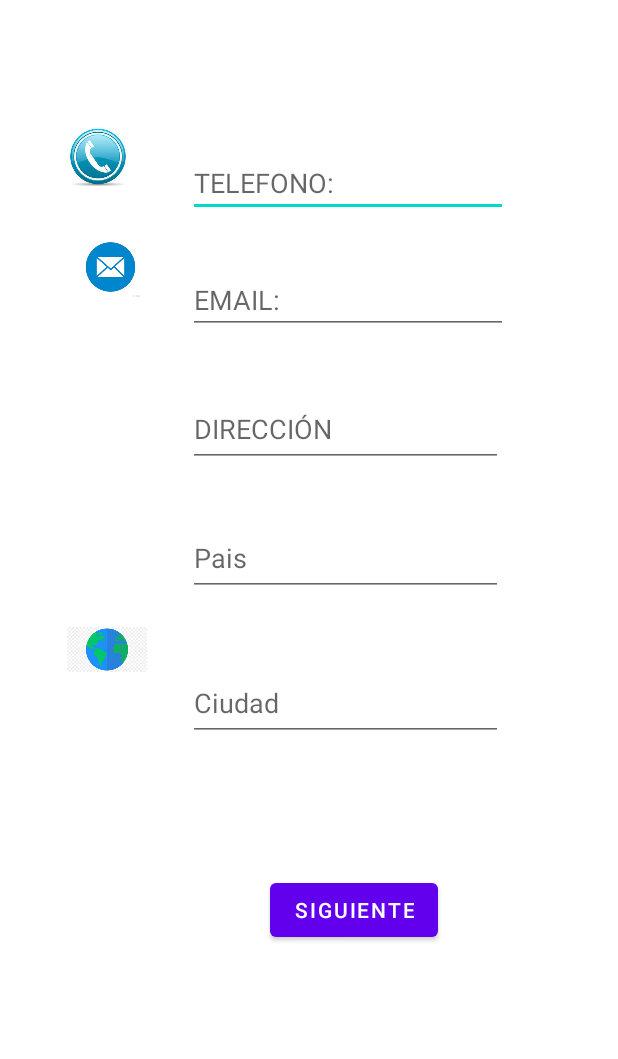
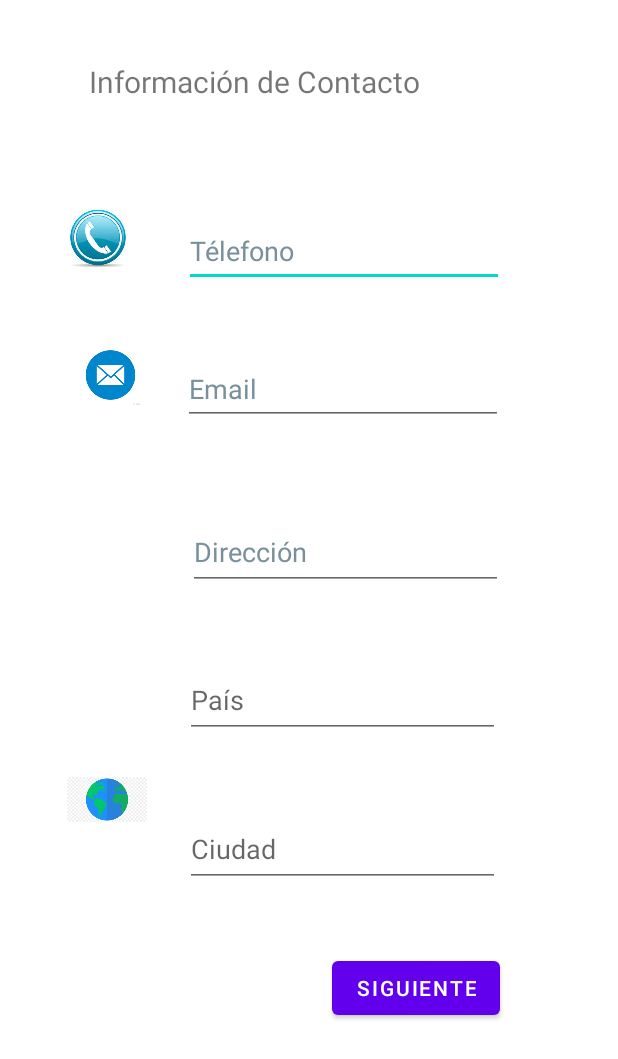
Before and after one commit to juangrestrepo/LasbCM20221-Gr10, an Android app: the MainActivity2 screen opened directly, with no data from a screen before it, on a phone screen of 412 x 824 dp. Shown: the top 1059 px of the screen. Run offline under Robolectric (Android 15) with nearby library versions, the phone set to English and light mode, and no system bars.

Commit message:
Organizar Strings y Layout 2da Pantalla

```diff
--- a/Lab1-UI/src/main/res/layout/contactdataactivity.xml
+++ b/Lab1-UI/src/main/res/layout/contactdataactivity.xml
@@ -11,58 +11,70 @@
         android:id="@+id/editTextTextPersonName3"
         android:layout_width="wrap_content"
         android:layout_height="wrap_content"
+        android:layout_marginTop="72dp"
+        android:autofillHints=""
         android:ems="10"
-        android:hint="TELEFONO:"
+        android:hint="@string/tel"
         android:inputType="phone"
-        app:layout_constraintBottom_toTopOf="@+id/editTextTextPersonName"
+        android:minHeight="48dp"
+        android:textColorHint="#78909C"
+        app:layout_constraintBottom_toBottomOf="parent"
         app:layout_constraintEnd_toEndOf="parent"
-        app:layout_constraintHorizontal_bias="0.631"
+        app:layout_constraintHorizontal_bias="0.618"
         app:layout_constraintStart_toStartOf="parent"
-        app:layout_constraintTop_toTopOf="parent"
-        app:layout_constraintVertical_bias="0.75" />
+        app:layout_constraintTop_toBottomOf="@+id/textView"
+        app:layout_constraintVertical_bias="0.005" />
 
     <EditText
         android:id="@+id/editTextTextPersonName"
         android:layout_width="wrap_content"
         android:layout_height="wrap_content"
+        android:layout_marginTop="44dp"
+        android:autofillHints=""
         android:ems="10"
-        android:hint="EMAIL:"
+        android:hint="@string/email"
         android:inputType="textEmailAddress"
+        android:minHeight="48dp"
+        android:textColorHint="#78909C"
         app:layout_constraintBottom_toBottomOf="parent"
         app:layout_constraintEnd_toEndOf="parent"
-        app:layout_constraintHorizontal_bias="0.631"
+        app:layout_constraintHorizontal_bias="0.613"
         app:layout_constraintStart_toStartOf="parent"
-        app:layout_constraintTop_toTopOf="parent"
-        app:layout_constraintVertical_bias="0.228" />
+        app:layout_constraintTop_toBottomOf="@+id/editTextTextPersonName3"
+        app:layout_constraintVertical_bias="0.0" />
 
     <ImageView
         android:id="@+id/imageView"
         android:layout_width="41dp"
         android:layout_height="45dp"
+        android:contentDescription="TODO"
         app:layout_constraintBottom_toTopOf="@+id/imageView2"
         app:layout_constraintEnd_toEndOf="parent"
         app:layout_constraintHorizontal_bias="0.121"
         app:layout_constraintStart_toStartOf="parent"
         app:layout_constraintTop_toTopOf="parent"
         app:layout_constraintVertical_bias="0.743"
-        app:srcCompat="@drawable/telefono" />
+        app:srcCompat="@drawable/telefono"
+        tools:ignore="ImageContrastCheck" />
 
     <ImageView
         android:id="@+id/imageView2"
         android:layout_width="58dp"
         android:layout_height="44dp"
-        android:layout_marginTop="156dp"
+        android:layout_marginTop="228dp"
         app:layout_constraintEnd_toEndOf="parent"
         app:layout_constraintHorizontal_bias="0.127"
         app:layout_constraintStart_toStartOf="parent"
         app:layout_constraintTop_toTopOf="parent"
-        app:srcCompat="@drawable/email" />
+        app:srcCompat="@drawable/email"
+        android:contentDescription="TODO" />
 
     <ImageView
         android:id="@+id/imageView3"
         android:layout_width="53dp"
         android:layout_height="54dp"
-        android:layout_marginBottom="364dp"
+        android:layout_marginBottom="264dp"
+        android:contentDescription="TODO"
         app:layout_constraintBottom_toBottomOf="parent"
         app:layout_constraintEnd_toEndOf="parent"
         app:layout_constraintHorizontal_bias="0.125"
@@ -73,54 +85,71 @@
         android:id="@+id/editText3"
         android:layout_width="210dp"
         android:layout_height="50dp"
-        android:hint="DIRECCIÓN"
+        android:layout_marginTop="32dp"
+        android:autofillHints=""
+        android:hint="@string/dir"
         android:inputType="textPostalAddress"
+        android:textColorHint="#78909C"
         app:layout_constraintBottom_toBottomOf="parent"
         app:layout_constraintEnd_toEndOf="parent"
-        app:layout_constraintHorizontal_bias="0.262"
-        app:layout_constraintStart_toEndOf="@+id/imageView3"
+        app:layout_constraintHorizontal_bias="0.621"
+        app:layout_constraintStart_toStartOf="parent"
         app:layout_constraintTop_toBottomOf="@+id/editTextTextPersonName"
-        app:layout_constraintVertical_bias="0.07"
+        app:layout_constraintVertical_bias="0.061"
         tools:ignore="MissingConstraints" />
 
     <AutoCompleteTextView
         android:id="@+id/autoCompleteTextView"
         android:layout_width="210dp"
         android:layout_height="50dp"
-        android:layout_marginTop="8dp"
-        android:hint="Pais"
+        android:hint="@string/pais"
         android:inputType="textPersonName|textAutoComplete"
         app:layout_constraintBottom_toBottomOf="parent"
         app:layout_constraintEnd_toEndOf="parent"
-        app:layout_constraintHorizontal_bias="0.621"
+        app:layout_constraintHorizontal_bias="0.611"
         app:layout_constraintStart_toStartOf="parent"
         app:layout_constraintTop_toBottomOf="@+id/editText3"
-        app:layout_constraintVertical_bias="0.061" />
+        app:layout_constraintVertical_bias="0.127" />
 
     <AutoCompleteTextView
         android:id="@+id/autoCompleteTextView2"
         android:layout_width="210dp"
         android:layout_height="50dp"
-        android:hint="Ciudad"
+        android:hint="@string/ciudad"
         android:inputType="textAutoComplete"
         app:layout_constraintBottom_toBottomOf="parent"
         app:layout_constraintEnd_toEndOf="parent"
-        app:layout_constraintHorizontal_bias="0.621"
+        app:layout_constraintHorizontal_bias="0.611"
         app:layout_constraintStart_toStartOf="parent"
         app:layout_constraintTop_toBottomOf="@+id/autoCompleteTextView"
-        app:layout_constraintVertical_bias="0.124" />
+        app:layout_constraintVertical_bias="0.175" />
 
     <Button
         android:id="@+id/button"
         android:layout_width="wrap_content"
         android:layout_height="wrap_content"
-        android:layout_marginEnd="120dp"
         android:onClick="siguienteActividad"
         android:text="@string/siguiente"
         app:layout_constraintBottom_toBottomOf="parent"
         app:layout_constraintEnd_toEndOf="parent"
+        app:layout_constraintHorizontal_bias="0.738"
+        app:layout_constraintStart_toStartOf="parent"
+        app:layout_constraintTop_toBottomOf="@+id/autoCompleteTextView2"
+        app:layout_constraintVertical_bias="0.235" />
+
+    <TextView
+        android:id="@+id/textView"
+        android:layout_width="wrap_content"
+        android:layout_height="wrap_content"
+        android:text="@string/info2"
+        android:textSize="20sp"
+        app:layout_constraintBottom_toBottomOf="parent"
+        app:layout_constraintEnd_toEndOf="parent"
+        app:layout_constraintHorizontal_bias="0.31"
+        app:layout_constraintStart_toStartOf="parent"
         app:layout_constraintTop_toTopOf="parent"
-        app:layout_constraintVertical_bias="0.751" />
+        app:layout_constraintVertical_bias="0.051"
+        tools:text="@string/info2" />
 
 
 </androidx.constraintlayout.widget.ConstraintLayout>
--- a/Lab1-UI/src/main/res/values/strings.xml
+++ b/Lab1-UI/src/main/res/values/strings.xml
@@ -10,6 +10,12 @@
     <string name="grado">Grado de Escolaridad</string>
     <string name="siguiente">Siguiente</string>
     <string name="cambiar">Cambiar</string>
+    <string name="info2">Información de Contacto</string>
+    <string name="tel">Télefono</string>
+    <string name="email">Email</string>
+    <string name="dir">Dirección</string>
+    <string name="pais">País</string>
+    <string name="ciudad">Ciudad</string>
 
     <string name="selected_item">Selected item:</string>
 
```
